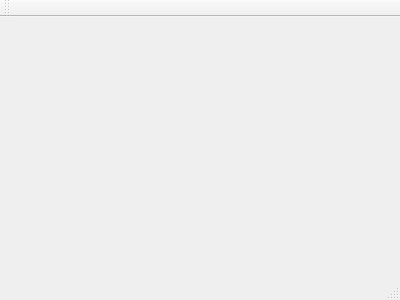
Qt form mainwindow.ui (andrewkhimichuk/FinyakDiploma) before a commit.
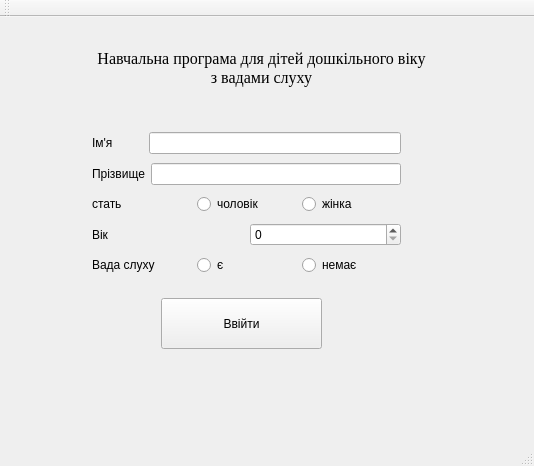
The same form after that commit. The open tabs and pages were chosen to show the change.

```diff
--- a/mainwindow.ui
+++ b/mainwindow.ui
@@ -6,32 +6,24 @@
    <rect>
     <x>0</x>
     <y>0</y>
-    <width>400</width>
-    <height>300</height>
+    <width>534</width>
+    <height>466</height>
    </rect>
   </property>
   <property name="windowTitle">
    <string>MainWindow</string>
   </property>
   <widget class="QWidget" name="centralWidget">
-   <widget class="QStackedWidget" name="mainWidget">
-    <property name="geometry">
-     <rect>
-      <x>9</x>
-      <y>9</y>
-      <width>208</width>
-      <height>40</height>
-     </rect>
-    </property>
-    <property name="currentIndex">
-     <number>0</number>
-    </property>
-    <widget class="QWidget" name="page">
-     <layout class="QGridLayout" name="gridLayout_2">
-      <item row="0" column="0">
-       <layout class="QHBoxLayout" name="horizontalLayout">
-        <item>
-         <widget class="QLabel" name="usrNameLabel">
+   <layout class="QGridLayout" name="gridLayout">
+    <item row="0" column="0">
+     <widget class="QStackedWidget" name="mainWidget">
+      <property name="currentIndex">
+       <number>0</number>
+      </property>
+      <widget class="QWidget" name="page">
+       <layout class="QGridLayout" name="gridLayout_2">
+        <item row="0" column="0">
+         <widget class="QLabel" name="menulabel">
           <property name="text">
            <string>Ім'я користувача</string>
           </property>
@@ -41,11 +33,163 @@
          <widget class="QLineEdit" name="usrname"/>
         </item>
        </layout>
-      </item>
-     </layout>
-    </widget>
-    <widget class="QWidget" name="page_2"/>
-   </widget>
+      </widget>
+      <widget class="QWidget" name="page_2">
+       <widget class="QPushButton" name="inputButton">
+        <property name="geometry">
+         <rect>
+          <x>150</x>
+          <y>270</y>
+          <width>161</width>
+          <height>51</height>
+         </rect>
+        </property>
+        <property name="text">
+         <string>Ввійти</string>
+        </property>
+       </widget>
+       <widget class="QLabel" name="label">
+        <property name="geometry">
+         <rect>
+          <x>40</x>
+          <y>10</y>
+          <width>421</width>
+          <height>61</height>
+         </rect>
+        </property>
+        <property name="font">
+         <font>
+          <family>Times New Roman</family>
+          <pointsize>12</pointsize>
+         </font>
+        </property>
+        <property name="text">
+         <string>&lt;!DOCTYPE HTML PUBLIC &quot;-//W3C//DTD HTML 4.0//EN&quot; &quot;http://www.w3.org/TR/REC-html40/strict.dtd&quot;&gt;
+&lt;html&gt;&lt;head&gt;&lt;meta name=&quot;qrichtext&quot; content=&quot;1&quot; /&gt;&lt;style type=&quot;text/css&quot;&gt;
+p, li { white-space: pre-wrap; }
+&lt;/style&gt;&lt;/head&gt;&lt;body style=&quot; font-family:'Times New Roman'; font-size:12pt; font-weight:400; font-style:normal;&quot;&gt;
+&lt;p align=&quot;center&quot; style=&quot; margin-top:0px; margin-bottom:0px; margin-left:0px; margin-right:0px; -qt-block-indent:0; text-indent:0px;&quot;&gt;Навчальна програма для дітей дошкільного віку&lt;/p&gt;
+&lt;p align=&quot;center&quot; style=&quot; margin-top:0px; margin-bottom:0px; margin-left:0px; margin-right:0px; -qt-block-indent:0; text-indent:0px;&quot;&gt;з вадами слуху&lt;/p&gt;&lt;/body&gt;&lt;/html&gt;</string>
+        </property>
+       </widget>
+       <widget class="QWidget" name="">
+        <property name="geometry">
+         <rect>
+          <x>70</x>
+          <y>90</y>
+          <width>331</width>
+          <height>171</height>
+         </rect>
+        </property>
+        <layout class="QVBoxLayout" name="verticalLayout">
+         <item>
+          <layout class="QHBoxLayout" name="horizontalLayout_5">
+           <item>
+            <widget class="QLabel" name="userNamelabel">
+             <property name="minimumSize">
+              <size>
+               <width>51</width>
+               <height>16</height>
+              </size>
+             </property>
+             <property name="text">
+              <string>Ім'я</string>
+             </property>
+            </widget>
+           </item>
+           <item>
+            <widget class="QLineEdit" name="userName"/>
+           </item>
+          </layout>
+         </item>
+         <item>
+          <layout class="QHBoxLayout" name="horizontalLayout">
+           <item>
+            <widget class="QLabel" name="surnamelabel">
+             <property name="text">
+              <string>Прізвище</string>
+             </property>
+            </widget>
+           </item>
+           <item>
+            <widget class="QLineEdit" name="surname"/>
+           </item>
+          </layout>
+         </item>
+         <item>
+          <layout class="QHBoxLayout" name="horizontalLayout_4">
+           <item>
+            <widget class="QLabel" name="sexlabel">
+             <property name="text">
+              <string>стать</string>
+             </property>
+            </widget>
+           </item>
+           <item>
+            <widget class="QRadioButton" name="Buttonman">
+             <property name="text">
+              <string>чоловік</string>
+             </property>
+            </widget>
+           </item>
+           <item>
+            <widget class="QRadioButton" name="Buttonwoman">
+             <property name="text">
+              <string>жінка</string>
+             </property>
+            </widget>
+           </item>
+          </layout>
+         </item>
+         <item>
+          <layout class="QHBoxLayout" name="horizontalLayout_2">
+           <item>
+            <widget class="QLabel" name="agelabel">
+             <property name="text">
+              <string>Вік</string>
+             </property>
+            </widget>
+           </item>
+           <item>
+            <widget class="QSpinBox" name="age"/>
+           </item>
+          </layout>
+         </item>
+         <item>
+          <layout class="QHBoxLayout" name="horizontalLayout_3">
+           <item>
+            <widget class="QLabel" name="defectlabel">
+             <property name="text">
+              <string>Вада слуху</string>
+             </property>
+            </widget>
+           </item>
+           <item>
+            <widget class="QRadioButton" name="Buttonyes">
+             <property name="text">
+              <string>є</string>
+             </property>
+            </widget>
+           </item>
+           <item>
+            <widget class="QRadioButton" name="buttonno">
+             <property name="text">
+              <string>немає</string>
+             </property>
+            </widget>
+           </item>
+          </layout>
+         </item>
+        </layout>
+       </widget>
+      </widget>
+     </widget>
+    </item>
+   </layout>
+   <zorder>spinBox</zorder>
+   <zorder>spinBox</zorder>
+   <zorder>inputButton</zorder>
+   <zorder>mainWidget</zorder>
   </widget>
   <widget class="QMenuBar" name="menuBar">
    <property name="geometry">
```
Left out of the diff: 91 changed lines with no effect on the pictures.
